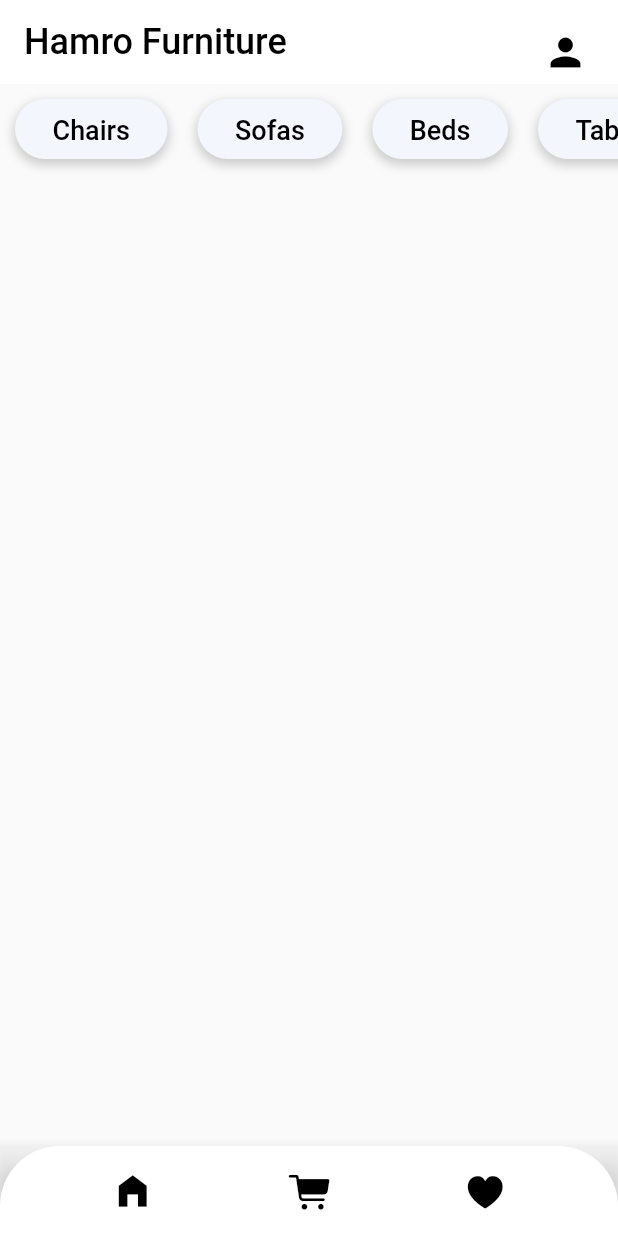
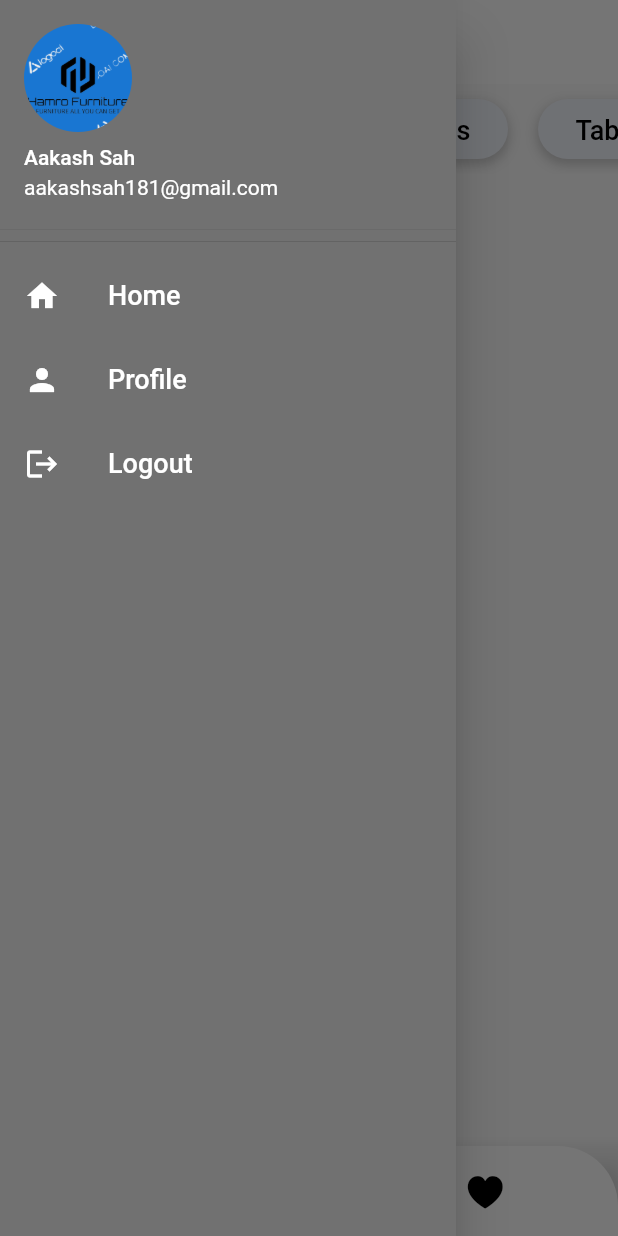
Before and after one commit to aakashsahh/E-commerce, a Flutter app: the screen it shows after launch, with the side drawer open (before the commit the screen has no drawer), on a phone screen of 412 x 824 dp. Run offline on Flutter 3.47's test engine with Material 2 defaults, Android fonts, the phone set to English and light mode, and no system bars; our stand-ins replace cloud_firestore, firebase_core, flutter_neumorphic; accounts and stored records are empty.

```diff
--- a/lib/main.dart
+++ b/lib/main.dart
@@ -21,7 +21,6 @@ class MyApp extends StatelessWidget {
     return const MaterialApp(
       title: 'Hamro Furniture',
       debugShowCheckedModeBanner: false,
-      //home: Homepage(),
       home: Homepage2(),
 
     );
--- a/lib/screens/cart_screen.dart
+++ b/lib/screens/cart_screen.dart
@@ -1,4 +1,3 @@
-import 'package:flutter/material.dart';
 import 'package:flutter_neumorphic/flutter_neumorphic.dart';
 import 'package:hamro_furniture/models/products_model.dart';
 
@@ -12,6 +11,8 @@ class CartScreen extends StatefulWidget {
 }
 
 class _CartScreenState extends State<CartScreen> {
+
+
   @override
   Widget build(BuildContext context) {
     return Scaffold(
--- a/lib/screens/home2.dart
+++ b/lib/screens/home2.dart
@@ -4,7 +4,6 @@ import 'package:flutter_neumorphic/flutter_neumorphic.dart';
 import 'package:hamro_furniture/models/products_model.dart';
 import 'package:hamro_furniture/screens/cart_screen.dart';
 import 'package:hamro_furniture/widgets/custom_navbar.dart';
-
 import 'product_screen.dart';
 
 class Homepage2 extends StatefulWidget {
@@ -49,15 +48,80 @@ class _Homepage2State extends State<Homepage2> {
             fontWeight: FontWeight.w500,
           ),
         ),
-        actions: [
-          IconButton(
-            padding: const EdgeInsets.all(20),
-            onPressed: () {},
-            icon: const Icon(Icons.person),
-            iconSize: 30,
-            color: Colors.black,
-          )
-        ],
+        leading: Builder(
+          builder: (BuildContext context) {
+            return IconButton(
+              icon: const Icon(
+                Icons.menu,
+                color: Colors.black,
+              ),
+              onPressed: () {
+                Scaffold.of(context).openDrawer();
+              },
+            );
+          },
+        ),
+      ),
+      drawer: Drawer(
+        child: Container(
+          color: Color.fromARGB(255, 113, 113, 113),
+          child: ListView(
+            children: const [
+              DrawerHeader(
+                padding: EdgeInsets.zero,
+                child: UserAccountsDrawerHeader(
+                  accountName: Text("Aakash Sah"),
+                  accountEmail: Text("aakashsah181@gmail.com"),
+                  currentAccountPicture: CircleAvatar(
+                    backgroundImage: AssetImage("assets/images/logo.png"),
+                  ),
+                  decoration: BoxDecoration(
+                    color: Color.fromARGB(255, 113, 113, 113),
+                  ),
+                ),
+              ),
+              ListTile(
+                leading: Icon(
+                  Icons.home,
+                  color: Colors.white,
+                ),
+                title: Text(
+                  "Home",
+                  style: TextStyle(
+                    color: Colors.white,
+                    fontSize: 18,
+                  ),
+                ),
+              ),
+              ListTile(
+                leading: Icon(
+                  Icons.person,
+                  color: Colors.white,
+                ),
+                title: Text(
+                  "Profile",
+                  style: TextStyle(
+                    color: Colors.white,
+                    fontSize: 18,
+                  ),
+                ),
+              ),
+              ListTile(
+                leading: Icon(
+                  Icons.logout,
+                  color: Colors.white,
+                ),
+                title: Text(
+                  "Logout",
+                  style: TextStyle(
+                    color: Colors.white,
+                    fontSize: 18,
+                  ),
+                ),
+              )
+            ],
+          ),
+        ),
       ),
       bottomNavigationBar: CustomNavbar(onCartPressed: navigateToCart),
       body: Material(
@@ -214,7 +278,6 @@ class _Homepage2State extends State<Homepage2> {
             alignment: Alignment.bottomRight,
             child: InkWell(
               onTap: () {
-
                 // Null checks for each field
                 String id = product['id'] ?? '';
                 String name = product['name'] ?? '';
--- a/pubspec.yaml
+++ b/pubspec.yaml
@@ -42,11 +42,14 @@ dependencies:
   flutter_neumorphic: ^3.2.0
   intl: ^0.17.0
   badges: ^3.1.1
+  flutter_stripe: ^9.2.2
+
 
 
 dev_dependencies:
   flutter_test:
     sdk: flutter
+
 
   # The "flutter_lints" package below contains a set of recommended lints to
   # encourage good coding practices. The lint set provided by the package is
```
Also changed, not shown: pubspec.lock, 1 other file.
